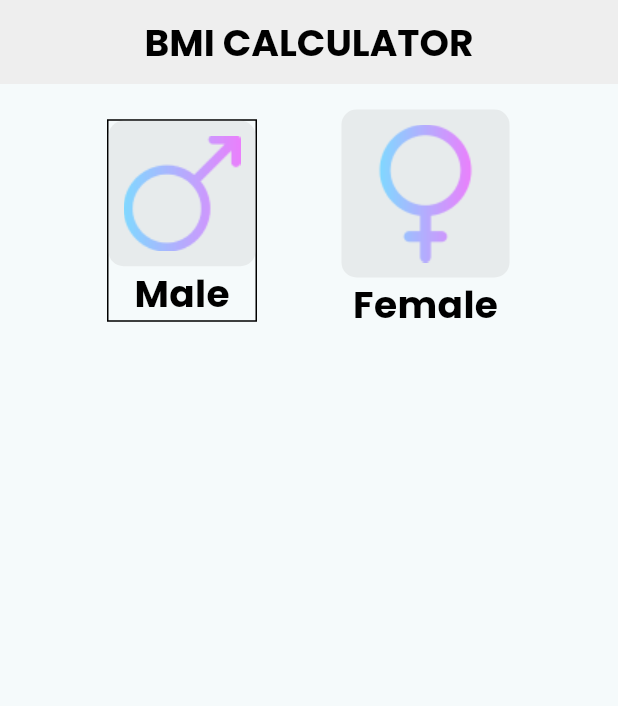
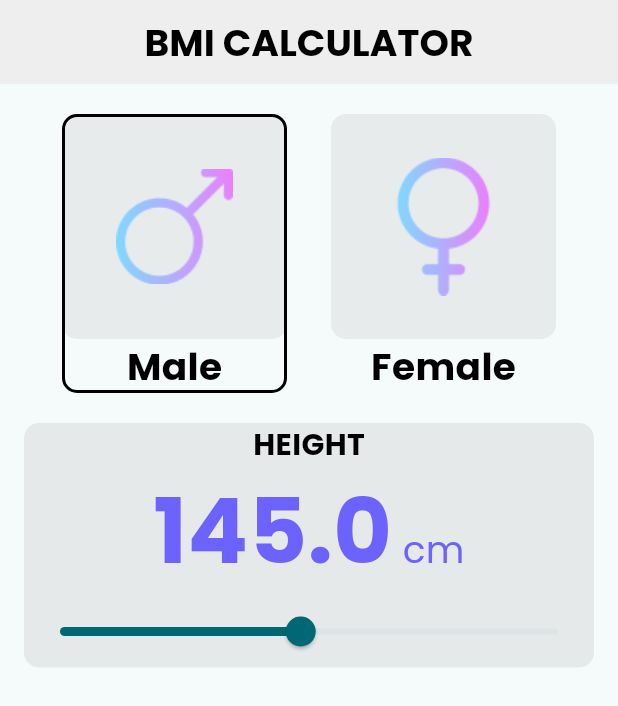
Before and after one commit to Basel85/MD-TREE-Session-4, a Flutter app: the screen it shows after launch, on a phone screen of 412 x 824 dp. Shown: the top 706 px of the screen. Run offline on Flutter 3.47's test engine with Material 3 defaults, Android fonts, the phone set to English and light mode, and no system bars.

Commit message:
adding the height component

```diff
--- a/lib/presentation/widgets/bmi_screen_body/bmi_screen_body.dart
+++ b/lib/presentation/widgets/bmi_screen_body/bmi_screen_body.dart
@@ -2,6 +2,7 @@ import 'package:flutter/material.dart';
 import 'package:md_tree_session_4/helpers/app_assets.dart';
 import 'package:md_tree_session_4/presentation/widgets/bmi_screen_body/genders_horizontal_list/gender_card/gender_card.dart';
 import 'package:md_tree_session_4/presentation/widgets/bmi_screen_body/genders_horizontal_list/genders_horizontal_list.dart';
+import 'package:md_tree_session_4/presentation/widgets/bmi_screen_body/height_component/height_component.dart';
 
 class BMIScreenBody extends StatefulWidget {
   const BMIScreenBody({super.key});
@@ -12,7 +13,7 @@ class BMIScreenBody extends StatefulWidget {
 
 class _BMIScreenBodyState extends State<BMIScreenBody> {
   bool isMale = true;
-  num height = 145;
+  double height = 145;
   num weight = 70;
   int age = 25;
 
@@ -49,6 +50,12 @@ class _BMIScreenBodyState extends State<BMIScreenBody> {
             )
           ],
         ),
+        const SizedBox(height: 16),
+        HeightComponent(height: height, onChanged: (value) {
+          setState(() {
+            height = value;
+          });
+        }),
       ]),
     );
   }
--- a/lib/presentation/widgets/bmi_screen_body/genders_horizontal_list/gender_card/gender_card.dart
+++ b/lib/presentation/widgets/bmi_screen_body/genders_horizontal_list/gender_card/gender_card.dart
@@ -19,13 +19,16 @@ class GenderCard extends StatelessWidget {
   Widget build(BuildContext context) {
     return InkWell(
       onTap: onTap,
-      child: Container(
-        decoration: BoxDecoration(
-            border: Border.all(
-                color: isSelected
-                    ? AppColors.pureBlack
-                    : AppColors.transparentColor,
-                width: 1)),
+      child: Card(
+        elevation: 0,
+        color: AppColors.transparentColor,
+        shape: RoundedRectangleBorder(
+          borderRadius: BorderRadius.circular(10),
+          side: BorderSide(
+              color:
+                  isSelected ? AppColors.pureBlack : AppColors.transparentColor,
+              width: 2),
+        ),
         child: Column(
           mainAxisSize: MainAxisSize.min,
           children: [
--- a/lib/presentation/widgets/bmi_screen_body/genders_horizontal_list/gender_card/gender_image_component.dart
+++ b/lib/presentation/widgets/bmi_screen_body/genders_horizontal_list/gender_card/gender_image_component.dart
@@ -9,6 +9,8 @@ class GenderImageComponent extends StatelessWidget {
   Widget build(BuildContext context) {
     return Container(
       padding: const EdgeInsets.all(10),
+      height: 150,
+      width: 150,
       decoration: BoxDecoration(
         color: AppColors.colorC2C2C2.withOpacity(0.27),
         borderRadius: BorderRadius.circular(10),
--- /dev/null
+++ b/lib/presentation/widgets/bmi_screen_body/height_component/height_component.dart
@@ -0,0 +1,27 @@
+import 'package:flutter/material.dart';
+import 'package:md_tree_session_4/presentation/widgets/bmi_screen_body/height_component/height_number_component/height_number_component.dart';
+import 'package:md_tree_session_4/presentation/widgets/bmi_screen_body/height_component/height_text.dart';
+import 'package:md_tree_session_4/themes/app_colors.dart';
+
+class HeightComponent extends StatelessWidget {
+  final double height;
+  final void Function(double) onChanged;
+  const HeightComponent(
+      {super.key, required this.height, required this.onChanged});
+
+  @override
+  Widget build(BuildContext context) {
+    return Container(
+      decoration: BoxDecoration(
+          color: AppColors.colorC2C2C2.withOpacity(0.3),
+          borderRadius: BorderRadius.circular(10)),
+      child: Column(
+        children: [
+          const HeightText(),
+          HeightNumberComponent(height: height),
+          Slider(min: 0, max: 300, value: height, onChanged: onChanged)
+        ],
+      ),
+    );
+  }
+}
--- /dev/null
+++ b/lib/presentation/widgets/bmi_screen_body/height_component/height_number_component/height_number_component.dart
@@ -0,0 +1,26 @@
+import 'package:flutter/material.dart';
+import 'package:md_tree_session_4/themes/app_text_styles.dart';
+
+class HeightNumberComponent extends StatelessWidget {
+  final num height;
+  const HeightNumberComponent({super.key, required this.height});
+
+  @override
+  Widget build(BuildContext context) {
+    return Text.rich(
+      TextSpan(
+        children: [
+          TextSpan(
+            text: height.toString(),
+            style: AppTextStyles.fontSize60FontWeightW700FontFamilyPoppinsColor6C63FF,
+          ),
+          TextSpan(
+            text: ' cm',
+            style: AppTextStyles.fontSize25FontWeightW400FontFamilyPoppinsColor6C63FF,
+          ),
+        ],
+      ),
+      textAlign: TextAlign.center,
+    );
+  }
+}
--- /dev/null
+++ b/lib/presentation/widgets/bmi_screen_body/height_component/height_text.dart
@@ -0,0 +1,14 @@
+import 'package:flutter/material.dart';
+import 'package:md_tree_session_4/themes/app_text_styles.dart';
+
+class HeightText extends StatelessWidget {
+  const HeightText({super.key});
+
+  @override
+  Widget build(BuildContext context) {
+    return Text(
+      'HEIGHT',
+      style: AppTextStyles.fontSize20FontWeightW700FontFamilyPoppinsColorBlack,
+    );
+  }
+}
--- a/lib/themes/app_text_styles.dart
+++ b/lib/themes/app_text_styles.dart
@@ -39,4 +39,24 @@ class AppTextStyles {
           fontWeight: FontWeight.w700,
           fontFamily: "Poppins",
           color: AppColors.pureBlack);
+  static TextStyle fontSize20FontWeightW700FontFamilyPoppinsColorBlack =
+      const TextStyle(
+          fontSize: 20,
+          fontWeight: FontWeight.w700,
+          fontFamily: "Poppins",
+          color: AppColors.pureBlack);
+
+  static TextStyle fontSize60FontWeightW700FontFamilyPoppinsColor6C63FF =
+      const TextStyle(
+          fontSize: 60,
+          fontWeight: FontWeight.w700,
+          fontFamily: "Poppins",
+          color: AppColors.color6C63FF);
+
+  static TextStyle fontSize25FontWeightW400FontFamilyPoppinsColor6C63FF =
+      const TextStyle(
+          fontSize: 25,
+          fontWeight: FontWeight.w400,
+          fontFamily: "Poppins",
+          color: AppColors.color6C63FF);
 }
--- a/pubspec.yaml
+++ b/pubspec.yaml
@@ -82,6 +82,8 @@ flutter:
           weight: 600
         - asset: assets/fonts/Poppins-Bold.ttf
           weight: 700
+        - asset: assets/fonts/Poppins-Regular.ttf
+          weight: 400
   #
   # For details regarding fonts from package dependencies,
   # see https://flutter.dev/custom-fonts/#from-packages
```
Also changed, not shown: assets/fonts/Poppins-Regular.ttf (added).
